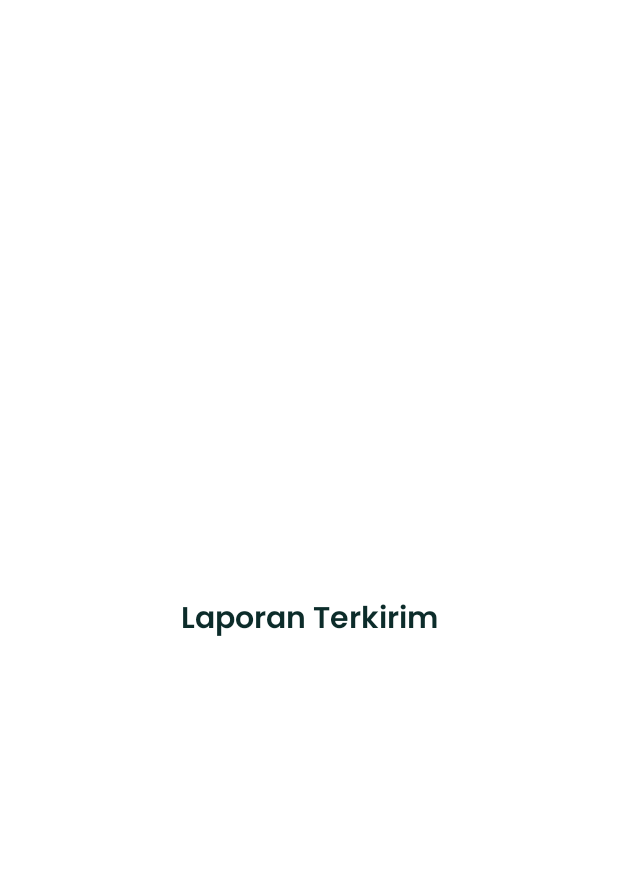
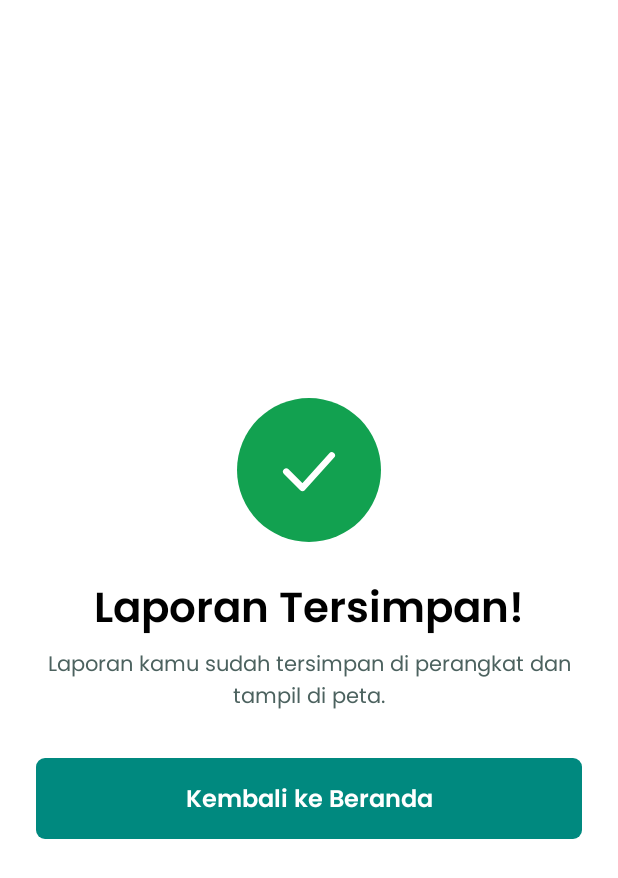
Before and after one commit to dimaswirabakti/cleanesia-android, an Android app built with Jetpack Compose: the ReportDoneActivity screen opened directly, with no data from a screen before it, on a phone screen of 412 x 824 dp. Shown: the top 878 px of the screen. Run offline under Robolectric (Android 15) with nearby library versions, the phone set to English and light mode, and no system bars.

Commit message:
feat(lapor): tambah layar Laporan Tersimpan
- Judul dan teks disesuaikan dengan penyimpanan lokal
- Tombol Kembali ke Beranda dan Back sistem membuka MainActivity dengan CLEAR_TOP dan SINGLE_TOP
- Layar Foto dan Detail tidak tertinggal di back stack setelah laporan disimpan

```diff
--- a/app/src/main/java/com/cleanesia/feature/report/done/ReportDoneActivity.kt
+++ b/app/src/main/java/com/cleanesia/feature/report/done/ReportDoneActivity.kt
@@ -1,10 +1,11 @@
 package com.cleanesia.feature.report.done
 
+import android.content.Intent
 import android.os.Bundle
 import androidx.activity.ComponentActivity
 import androidx.activity.compose.setContent
 import androidx.activity.enableEdgeToEdge
-import com.cleanesia.ui.components.PlaceholderScreen
+import com.cleanesia.feature.main.MainActivity
 import com.cleanesia.ui.theme.CleanesiaTheme
 
 class ReportDoneActivity : ComponentActivity() {
@@ -13,8 +14,20 @@ class ReportDoneActivity : ComponentActivity() {
         enableEdgeToEdge()
         setContent {
             CleanesiaTheme {
-                PlaceholderScreen(title = "Laporan Terkirim")
+                ReportDoneScreen(onBackToHome = ::backToMain)
             }
         }
     }
+
+    /**
+     * CLEAR_TOP membuang semua Activity di atas MainActivity (Photo, dan Done ini),
+     * SINGLE_TOP memakai instance MainActivity yang sudah ada sehingga tab yang aktif tidak di-reset.
+     */
+    private fun backToMain() {
+        startActivity(
+            Intent(this, MainActivity::class.java)
+                .addFlags(Intent.FLAG_ACTIVITY_CLEAR_TOP or Intent.FLAG_ACTIVITY_SINGLE_TOP)
+        )
+        finish()
+    }
 }
--- /dev/null
+++ b/app/src/main/java/com/cleanesia/feature/report/done/ReportDoneScreen.kt
@@ -0,0 +1,84 @@
+package com.cleanesia.feature.report.done
+
+import androidx.activity.compose.BackHandler
+import androidx.compose.foundation.background
+import androidx.compose.foundation.layout.Arrangement
+import androidx.compose.foundation.layout.Box
+import androidx.compose.foundation.layout.Column
+import androidx.compose.foundation.layout.Spacer
+import androidx.compose.foundation.layout.fillMaxSize
+import androidx.compose.foundation.layout.fillMaxWidth
+import androidx.compose.foundation.layout.height
+import androidx.compose.foundation.layout.padding
+import androidx.compose.foundation.layout.safeDrawingPadding
+import androidx.compose.foundation.layout.size
+import androidx.compose.foundation.shape.CircleShape
+import androidx.compose.foundation.shape.RoundedCornerShape
+import androidx.compose.material3.Button
+import androidx.compose.material3.ButtonDefaults
+import androidx.compose.material3.Icon
+import androidx.compose.material3.MaterialTheme
+import androidx.compose.material3.Text
+import androidx.compose.runtime.Composable
+import androidx.compose.ui.Alignment
+import androidx.compose.ui.Modifier
+import androidx.compose.ui.graphics.Color
+import androidx.compose.ui.res.painterResource
+import androidx.compose.ui.text.style.TextAlign
+import androidx.compose.ui.unit.dp
+import androidx.compose.ui.unit.sp
+import com.cleanesia.R
+import com.cleanesia.ui.theme.Background
+import com.cleanesia.ui.theme.Brand700
+import com.cleanesia.ui.theme.Ink600
+import com.cleanesia.ui.theme.Success
+
+@Composable
+fun ReportDoneScreen(onBackToHome: () -> Unit) {
+    // Back sistem sama dengan tombol: tidak ada gunanya kembali ke layar Foto setelah laporan tersimpan.
+    BackHandler(onBack = onBackToHome)
+
+    Column(
+        modifier = Modifier
+            .fillMaxSize()
+            .background(Background)
+            .safeDrawingPadding()
+            .padding(24.dp),
+        verticalArrangement = Arrangement.Center,
+        horizontalAlignment = Alignment.CenterHorizontally,
+    ) {
+        Box(
+            modifier = Modifier
+                .size(96.dp)
+                .background(Success, CircleShape),
+            contentAlignment = Alignment.Center,
+        ) {
+            Icon(
+                painterResource(R.drawable.ic_check),
+                contentDescription = null,
+                tint = Color.White,
+                modifier = Modifier.size(52.dp),
+            )
+        }
+        Spacer(Modifier.height(24.dp))
+        Text("Laporan Tersimpan!", style = MaterialTheme.typography.displayLarge, textAlign = TextAlign.Center)
+        Spacer(Modifier.height(8.dp))
+        Text(
+            text = "Laporan kamu sudah tersimpan di perangkat dan tampil di peta.",
+            style = MaterialTheme.typography.bodyMedium,
+            color = Ink600,
+            textAlign = TextAlign.Center,
+        )
+        Spacer(Modifier.height(32.dp))
+        Button(
+            onClick = onBackToHome,
+            modifier = Modifier
+                .fillMaxWidth()
+                .height(54.dp),
+            shape = RoundedCornerShape(6.dp),
+            colors = ButtonDefaults.buttonColors(containerColor = Brand700, contentColor = Color.White),
+        ) {
+            Text("Kembali ke Beranda", style = MaterialTheme.typography.titleMedium.copy(fontSize = 16.sp))
+        }
+    }
+}
```
